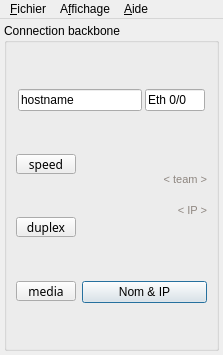
Qt form ui/FastClipboard.ui (redkite127/fast-clipboard) before a commit.
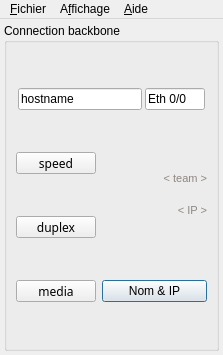
The same form after that commit. Icons and pictures are not drawn. Custom widgets are drawn as their Qt base class.

Commit message: QLedButton oppérationnel

Diff of the .ui file:
```diff
--- a/ui/FastClipboard.ui
+++ b/ui/FastClipboard.ui
@@ -79,10 +79,16 @@
            <property name="enabled" >
             <bool>true</bool>
            </property>
+           <property name="minimumSize" >
+            <size>
+             <width>80</width>
+             <height>22</height>
+            </size>
+           </property>
            <property name="maximumSize" >
             <size>
-             <width>60</width>
-             <height>20</height>
+             <width>80</width>
+             <height>22</height>
             </size>
            </property>
            <property name="font" >
@@ -95,33 +101,9 @@
              <strikeout>false</strikeout>
             </font>
            </property>
-           <property name="layoutDirection" >
-            <enum>Qt::LeftToRight</enum>
-           </property>
-           <property name="autoFillBackground" >
-            <bool>false</bool>
-           </property>
            <property name="text" >
             <string>speed</string>
            </property>
-           <property name="iconSize" >
-            <size>
-             <width>10</width>
-             <height>10</height>
-            </size>
-           </property>
-           <property name="checkable" >
-            <bool>false</bool>
-           </property>
-           <property name="autoDefault" >
-            <bool>false</bool>
-           </property>
-           <property name="default" >
-            <bool>false</bool>
-           </property>
-           <property name="flat" >
-            <bool>false</bool>
-           </property>
           </widget>
          </item>
         </layout>
@@ -270,10 +252,16 @@
            <property name="enabled" >
             <bool>true</bool>
            </property>
+           <property name="minimumSize" >
+            <size>
+             <width>80</width>
+             <height>22</height>
+            </size>
+           </property>
            <property name="maximumSize" >
             <size>
-             <width>60</width>
-             <height>20</height>
+             <width>80</width>
+             <height>22</height>
             </size>
            </property>
            <property name="font" >
@@ -295,24 +283,6 @@
            <property name="text" >
             <string>duplex</string>
            </property>
-           <property name="iconSize" >
-            <size>
-             <width>10</width>
-             <height>10</height>
-            </size>
-           </property>
-           <property name="checkable" >
-            <bool>false</bool>
-           </property>
-           <property name="autoDefault" >
-            <bool>false</bool>
-           </property>
-           <property name="default" >
-            <bool>false</bool>
-           </property>
-           <property name="flat" >
-            <bool>false</bool>
-           </property>
           </widget>
          </item>
         </layout>
@@ -327,10 +297,16 @@
            <property name="enabled" >
             <bool>true</bool>
            </property>
+           <property name="minimumSize" >
+            <size>
+             <width>80</width>
+             <height>22</height>
+            </size>
+           </property>
            <property name="maximumSize" >
             <size>
-             <width>60</width>
-             <height>20</height>
+             <width>80</width>
+             <height>22</height>
             </size>
            </property>
            <property name="font" >
@@ -352,24 +328,6 @@
            <property name="text" >
             <string>media</string>
            </property>
-           <property name="iconSize" >
-            <size>
-             <width>10</width>
-             <height>10</height>
-            </size>
-           </property>
-           <property name="checkable" >
-            <bool>false</bool>
-           </property>
-           <property name="autoDefault" >
-            <bool>false</bool>
-           </property>
-           <property name="default" >
-            <bool>false</bool>
-           </property>
-           <property name="flat" >
-            <bool>false</bool>
-           </property>
           </widget>
          </item>
         </layout>
@@ -385,15 +343,12 @@
          <property name="maximumSize" >
           <size>
            <width>16777215</width>
-           <height>20</height>
+           <height>22</height>
           </size>
          </property>
          <property name="text" >
           <string>Nom &amp;&amp; IP</string>
          </property>
-         <property name="autoDefault" >
-          <bool>false</bool>
-         </property>
          <property name="default" >
           <bool>true</bool>
          </property>
@@ -525,6 +480,13 @@
    </property>
   </action>
  </widget>
+ <customwidgets>
+  <customwidget>
+   <class>QLedButton</class>
+   <extends>QPushButton</extends>
+   <header location="global" >../libs/src/qledbutton.h</header>
+  </customwidget>
+ </customwidgets>
  <tabstops>
   <tabstop>name</tabstop>
   <tabstop>BBinterface</tabstop>
```
Left out of the diff: 7 changed lines with no effect on the pictures. The commit also changes 7 other files.
